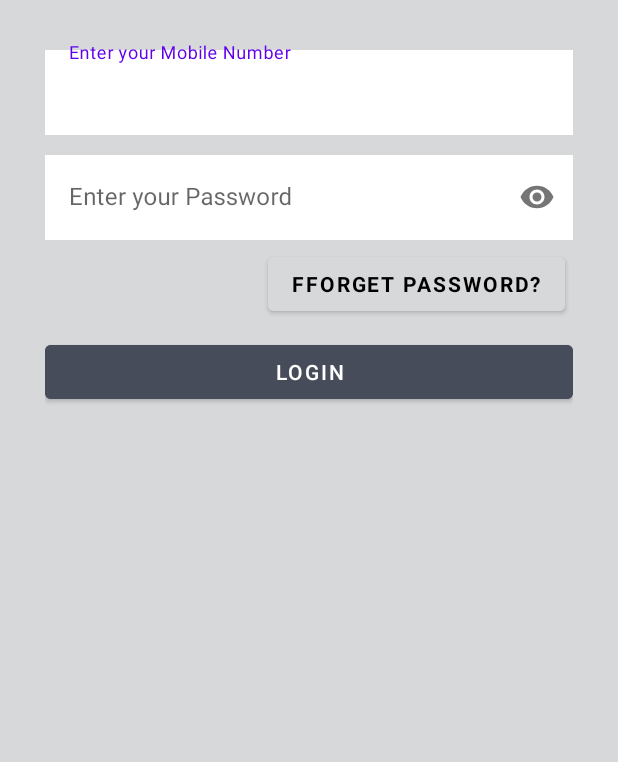
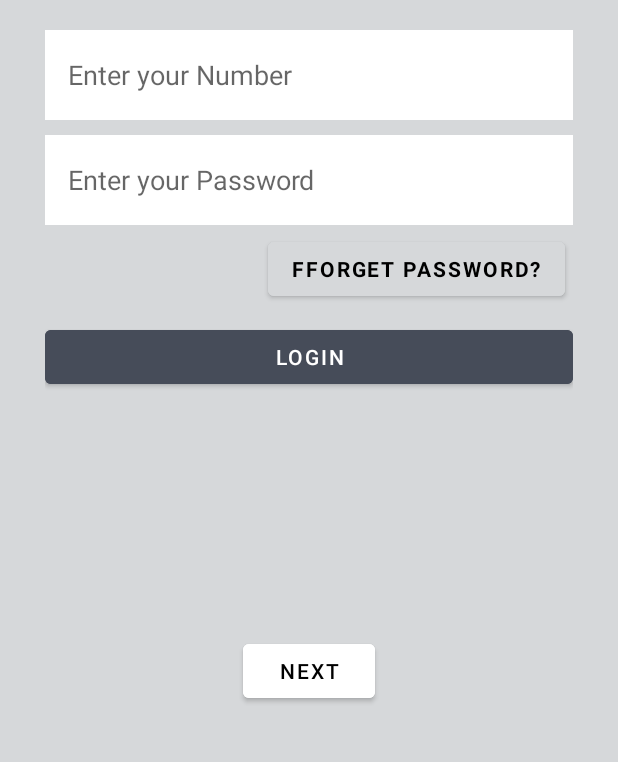
Before and after one commit to akash-svg/MSFpOcketList, an Android app: the screen it shows after launch (MainActivity), on a phone screen of 412 x 824 dp, the part 351-1113 px from its top. Run offline under Robolectric (Android 15) with nearby library versions, the phone set to English and light mode, and no system bars.

Commit message:
some add

```diff
--- a/app/src/main/java/com/example/msfpocketlist/MainActivity.java
+++ b/app/src/main/java/com/example/msfpocketlist/MainActivity.java
@@ -2,13 +2,27 @@ package com.example.msfpocketlist;
 
 import androidx.appcompat.app.AppCompatActivity;
 
+import android.content.Intent;
 import android.os.Bundle;
+import android.view.View;
+import android.widget.Button;
 
 public class MainActivity extends AppCompatActivity {
+    Button next;
 
     @Override
     protected void onCreate(Bundle savedInstanceState) {
         super.onCreate(savedInstanceState);
         setContentView(R.layout.activity_main);
+
+        next=findViewById(R.id.btn_next);
+
+        next.setOnClickListener(new View.OnClickListener() {
+            @Override
+            public void onClick(View v) {
+                Intent intent = new Intent(MainActivity.this,ForgotPassword.class);
+                startActivity(intent);
+            }
+        });
     }
 }
--- a/app/src/main/res/layout/activity_main.xml
+++ b/app/src/main/res/layout/activity_main.xml
@@ -49,50 +49,32 @@
         app:layout_constraintTop_toBottomOf="@id/tex_one"
         tools:ignore="MissingConstraints">
 
-        <com.google.android.material.textfield.TextInputLayout
-
-            style="@style/Widget.MaterialComponents.TextInputLayout.OutlinedBox"
-            android:layout_width="match_parent"
-            android:layout_height="wrap_content"
-            android:layout_marginTop="8dp"
-            app:endIconMode="clear_text"
-            app:errorEnabled="false">
-
-            <com.google.android.material.textfield.TextInputEditText
-                android:id="@+id/login_phone_number"
+        <EditText
+            android:id="@+id/mobile_number"
                 android:layout_width="match_parent"
-                android:layout_height="wrap_content"
+                android:layout_height="60dp"
+                android:hint="Enter your Number"
+                android:paddingLeft="15dp"
                 android:fontFamily="@font/noto_sans"
-                android:hint="Enter your Mobile Number"
                 android:background="@color/white"
                 android:imeOptions="actionNext"
                 android:inputType="number"
-                tools:ignore="Autofill" />
-
-        </com.google.android.material.textfield.TextInputLayout>
+                tools:ignore="Autofill"/>
 
 
-        <com.google.android.material.textfield.TextInputLayout
-            style="@style/Widget.MaterialComponents.TextInputLayout.OutlinedBox"
-            android:layout_width="match_parent"
-            android:layout_height="wrap_content"
-            android:layout_marginTop="8dp"
-            app:errorEnabled="false"
-
-            app:passwordToggleEnabled="true">
-
-            <com.google.android.material.textfield.TextInputEditText
-                android:id="@+id/login_password"
+            <EditText
+                android:id="@+id/login_pass"
                 android:layout_width="match_parent"
-                android:layout_height="wrap_content"
+                android:layout_height="60dp"
+                android:layout_marginTop="10dp"
+                android:hint="Enter your Password"
+                android:paddingLeft="15dp"
                 android:fontFamily="@font/noto_sans"
-                android:hint="Enter your Password"
                 android:background="@color/white"
                 android:imeOptions="actionNext"
-                android:inputType="text|textCapWords|textPassword"
-                tools:ignore="Autofill" />
+                android:inputType="number"
+                tools:ignore="Autofill"/>
 
-        </com.google.android.material.textfield.TextInputLayout>
 
         <Button
             android:id="@+id/btn_forget"
@@ -123,5 +105,18 @@
 
     </LinearLayout>
 
+    <Button
+        android:id="@+id/btn_next"
+        android:layout_width="wrap_content"
+        android:layout_height="wrap_content"
+        android:layout_marginTop="156dp"
+        android:backgroundTint="@color/white"
+        android:text="Next"
+        android:textColor="@color/black"
+        app:layout_constraintEnd_toEndOf="parent"
+        app:layout_constraintStart_toStartOf="parent"
+        app:layout_constraintTop_toBottomOf="@+id/Linear_one"
+        tools:ignore="MissingConstraints" />
+
 
 </androidx.constraintlayout.widget.ConstraintLayout>
```
Also changed, not shown: app/src/main/java/com/example/msfpocketlist/ForgotPassword.java (+14 -0 lines), app/src/main/java/com/example/msfpocketlist/HomeActivity.java (added, +16 -0 lines), app/src/main/res/drawable/border.xml (added, +9 -0 lines), app/src/main/res/drawable/ic_baseline_arrow_back.xml (added, +10 -0 lines), app/src/main/res/layout/activity_forgot_password.xml (+24 -20 lines), app/src/main/res/layout/activity_home.xml (added, +144 -0 lines), app/src/main/res/layout/custom_toolbar.xml (added, +35 -0 lines).
